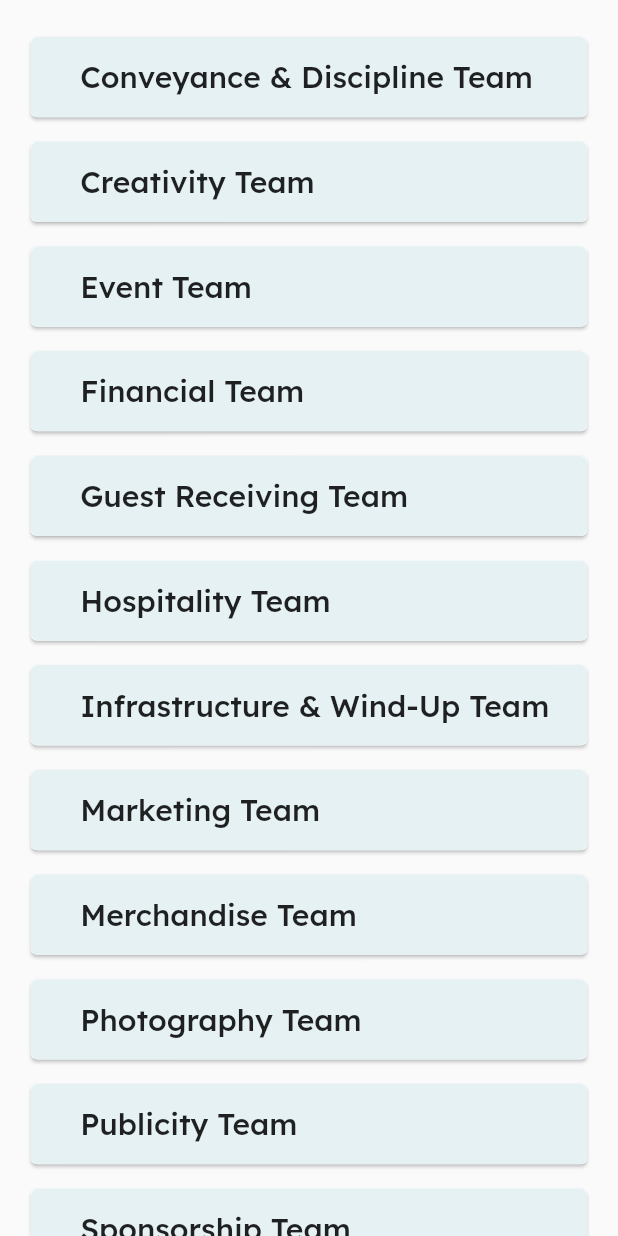
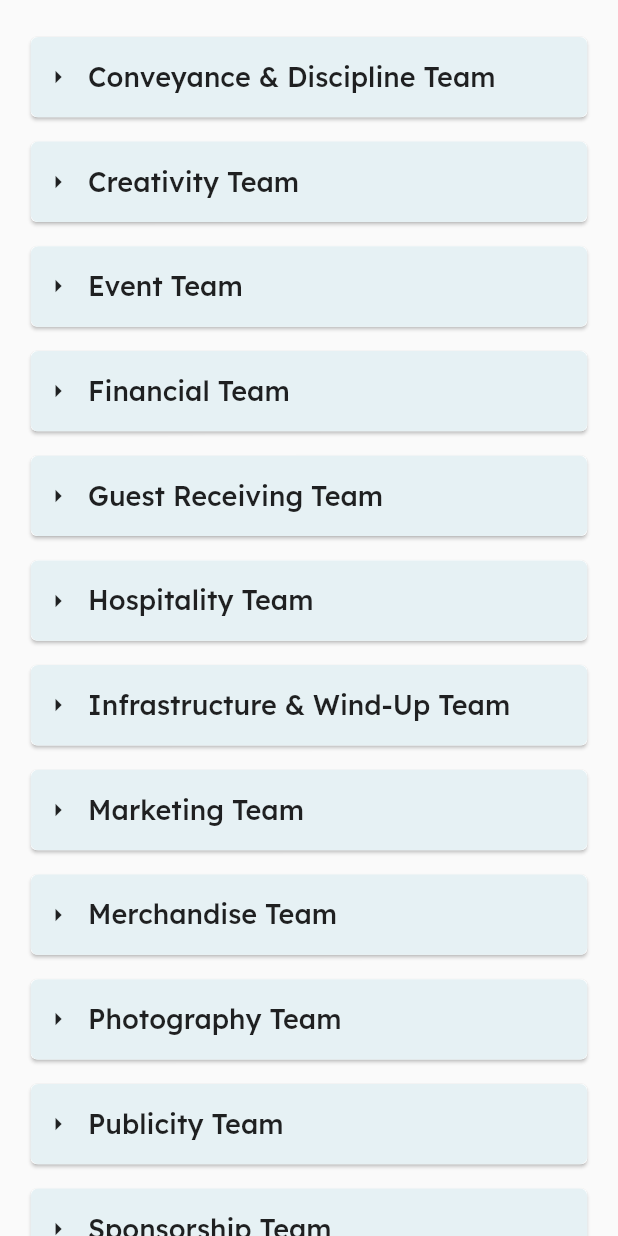
Before and after one commit to DevCANS/udgam2k23App, a Flutter app: the TeamScreen screen opened directly, on a phone screen of 412 x 824 dp. Run offline on Flutter 3.47's test engine with Material 2 defaults, Android fonts, the phone set to English and light mode, and no system bars; our stand-ins replace carousel_slider, cloud_firestore, curved_navigation_bar, firebase_auth, firebase_core, font_awesome_flutter and 2 more; missing offline and left inert: easy_image_viewer; accounts and stored records are empty.

Commit message:
Added bullets in the team list

```diff
--- a/udgam2k23/lib/screens/about/widgets/team_list.dart
+++ b/udgam2k23/lib/screens/about/widgets/team_list.dart
@@ -2,20 +2,19 @@ import 'package:flutter/material.dart';
 import 'package:google_fonts/google_fonts.dart';
 import 'package:udgam2k23/constants.dart';
 
-class  TeamList extends StatelessWidget {
+class TeamList extends StatelessWidget {
   final String teamname;
 
   const TeamList({
     super.key,
     required this.teamname,
-
   });
 
   @override
   Widget build(BuildContext context) {
     final Size size = MediaQuery.of(context).size;
     return Card(
-      child:InkWell(
+      child: InkWell(
         onTap: () {},
         child: Container(
           height: size.height * 0.065,
@@ -28,16 +27,23 @@ class  TeamList extends StatelessWidget {
           ),
           child: Padding(
             padding: EdgeInsets.only(
-              left: size.width * 0.08,
+              left: size.width * 0.02,
             ),
             child: Row(
               mainAxisAlignment: MainAxisAlignment.start,
               crossAxisAlignment: CrossAxisAlignment.center,
               children: [
+                Icon(
+                  Icons.arrow_right_outlined,
+                  size: 20,
+                ),
+                SizedBox(
+                  width: 10,
+                ),
                 Text(
                   teamname,
                   style: GoogleFonts.lexend(
-                    fontSize: 20,
+                    fontSize: 18,
                     fontWeight: FontWeight.w500,
                   ),
                 ),
@@ -48,5 +54,4 @@ class  TeamList extends StatelessWidget {
       ),
     );
   }
-
 }
--- a/udgam2k23/lib/screens/auth/screen1.dart
+++ b/udgam2k23/lib/screens/auth/screen1.dart
@@ -1,6 +1,7 @@
 import 'package:flutter/material.dart';
 import 'package:font_awesome_flutter/font_awesome_flutter.dart';
 import 'package:google_fonts/google_fonts.dart';
+import 'package:udgam2k23/screens/about/about_screen.dart';
 import 'package:udgam2k23/widgets/custom_page_route.dart';
 import 'package:udgam2k23/screens/auth/screen2.dart';
 
@@ -122,7 +123,7 @@ class _Screen1State extends State<Screen1> {
                         onPressed: () {
                           Navigator.of(context).push(
                             CustomPageRoute(
-                              child: const Screen2(),
+                              child: const AboutScreen(),
                               direction: AxisDirection.left,
                             ),
                             // MaterialPageRoute(
```
